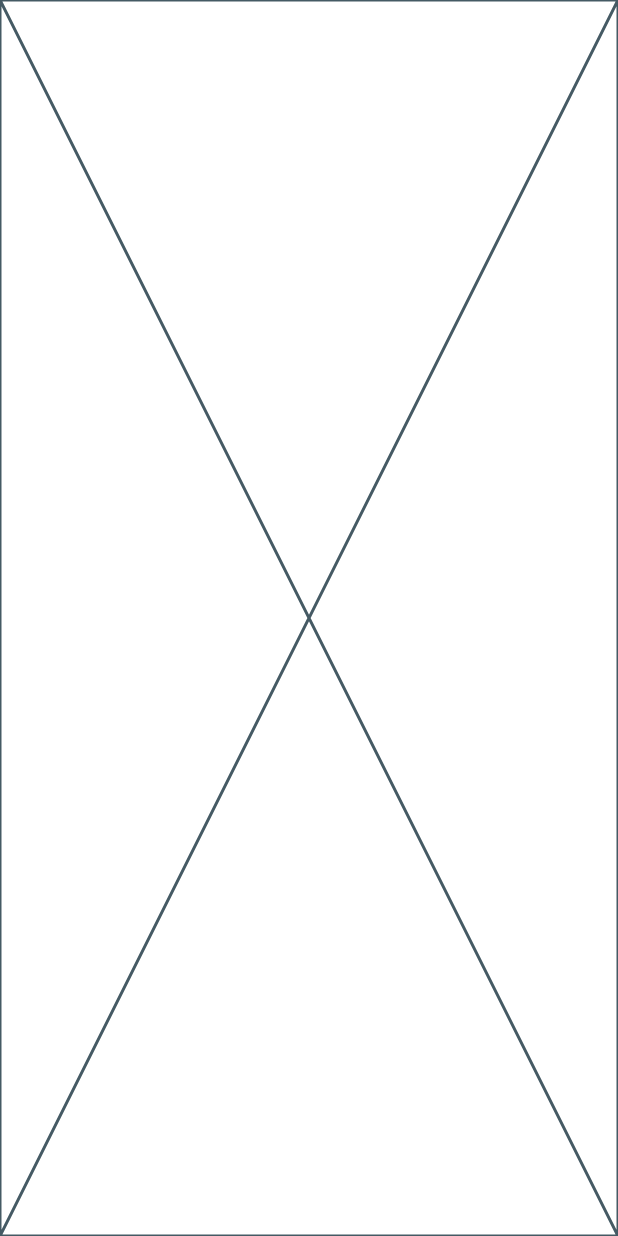
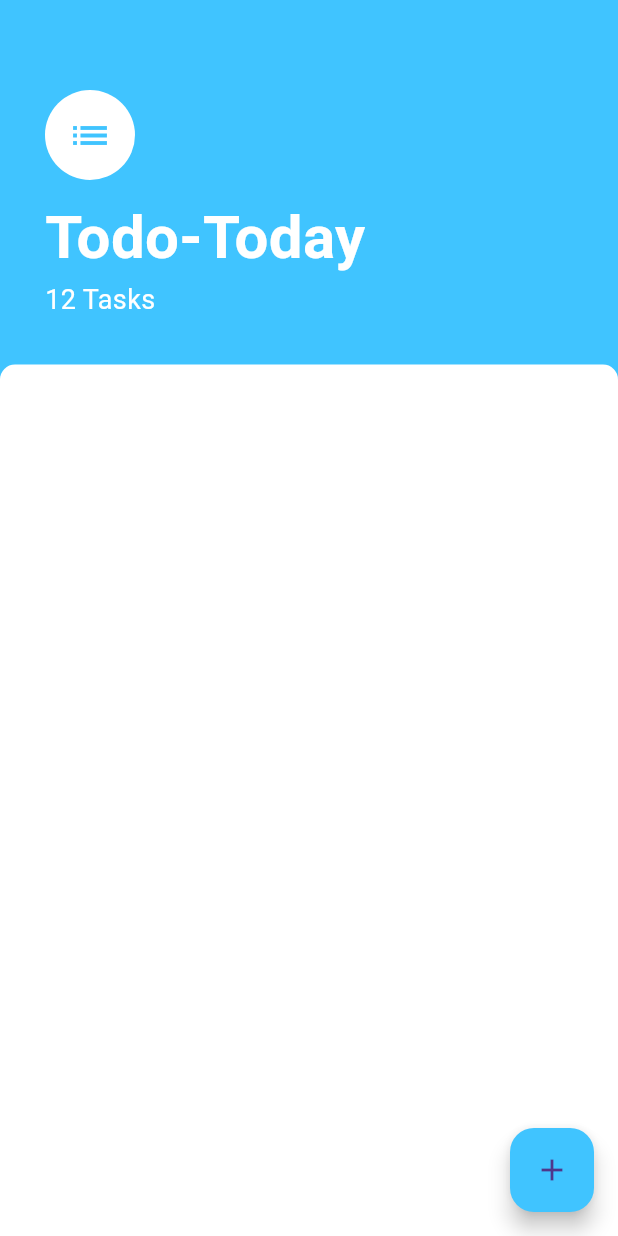
Before and after one commit to Prashant-2024/Todo-Today, a Flutter app: the screen it shows after launch, on a phone screen of 412 x 824 dp. Run offline on Flutter 3.47's test engine with Material 3 defaults, Android fonts, the phone set to English and light mode, and no system bars.

Commit message:
UI of Task Screen implemented

```diff
--- a/lib/Screens/tasks_screen.dart
+++ b/lib/Screens/tasks_screen.dart
@@ -1,10 +1,66 @@
 import 'package:flutter/cupertino.dart';
+import 'package:flutter/material.dart';
 
 class TasksScreen extends StatelessWidget {
   const TasksScreen({super.key});
 
   @override
   Widget build(BuildContext context) {
-    return const Placeholder();
+    return Scaffold(
+      backgroundColor: Colors.lightBlueAccent,
+      floatingActionButton: FloatingActionButton(
+        onPressed: () {},
+        backgroundColor: Colors.lightBlueAccent,
+        child: Icon(Icons.add),
+      ),
+      body: Column(
+        crossAxisAlignment: CrossAxisAlignment.start,
+        children: [
+          Container(
+            padding: EdgeInsets.only(
+                top: 60.0, left: 30.0, right: 30.0, bottom: 30.0),
+            child: Column(
+              crossAxisAlignment: CrossAxisAlignment.start,
+              children: [
+                CircleAvatar(
+                  child: Icon(
+                    Icons.list,
+                    size: 30.0,
+                    color: Colors.lightBlueAccent,
+                  ),
+                  backgroundColor: Colors.white,
+                  radius: 30.0,
+                ),
+                SizedBox(
+                  height: 10.0,
+                ),
+                Text(
+                  "Todo-Today",
+                  style: TextStyle(
+                      color: Colors.white,
+                      fontWeight: FontWeight.w700,
+                      fontSize: 40.0),
+                ),
+                Text(
+                  "12 Tasks",
+                  style: TextStyle(color: Colors.white, fontSize: 18.0),
+                ),
+              ],
+            ),
+          ),
+          Expanded(
+            child: Container(
+              decoration: BoxDecoration(
+                color: Colors.white,
+                borderRadius: BorderRadius.only(
+                  topLeft: Radius.circular(10.0),
+                  topRight: Radius.circular(10.0),
+                ),
+              ),
+            ),
+          )
+        ],
+      ),
+    );
   }
 }
```
